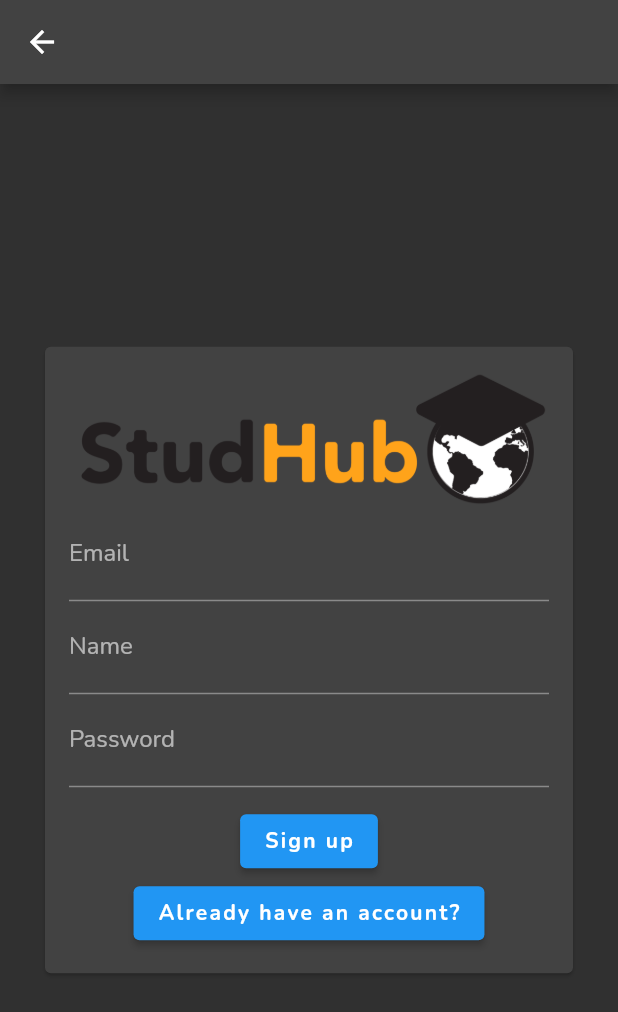
After one commit to EneRgYCZ/StudHub-Mobile, a Flutter app: the EmailLoginScreen screen opened by its route, after a tap on "Don't have an account?", on a phone screen of 412 x 824 dp. The commit adds this screen. Shown: the top 1012 px of the screen. Run offline on Flutter 3.47's test engine with Material 2 defaults, Android fonts, the phone set to English and light mode, and no system bars; our stand-ins replace badges, cloud_firestore, expandable, firebase_auth, firebase_core, flutter_tags_x and 5 more; missing offline and left inert: bulletin; accounts and stored records are empty; network calls fail.

Commit message:
Email and password login and signup ui and logic

```diff
--- a/lib/routes.dart
+++ b/lib/routes.dart
@@ -1,6 +1,7 @@
 import 'package:studhub/screens/chat/chat.dart';
 import 'package:studhub/screens/blog/blog.dart';
 import 'package:studhub/screens/home/home.dart';
+import 'package:studhub/screens/login/email_login_screen.dart';
 import 'package:studhub/screens/posts/posts.dart';
 import 'package:studhub/screens/login/login.dart';
 import 'package:studhub/screens/search/search.dart';
@@ -19,5 +20,6 @@ var appRoutes = {
   '/profile': (context) => const ProfileScreen(),
   '/message_screen': (context) => const MessageScreen(),
   '/post_create': (context) => const PostCreateScreen(),
+  '/login_with_email': (context) => const EmailLoginScreen(),
   '/notifications': (context) => const NotificationsScreen(),
 };
--- a/lib/screens/chat/chatRoomBox.dart
+++ b/lib/screens/chat/chatRoomBox.dart
@@ -3,7 +3,7 @@
 import 'package:flutter/material.dart';
 import 'package:studhub/services/firestore.dart';
 import 'package:studhub/shared/loading.dart';
-import 'package:studhub/shared/screenArguments.dart';
+import 'package:studhub/shared/screen_arguments.dart';
 
 import '../../services/models.dart';
 
--- a/lib/screens/chat/messageScreen.dart
+++ b/lib/screens/chat/messageScreen.dart
@@ -1,7 +1,7 @@
 // ignore_for_file: file_names
 import 'package:flutter/material.dart';
 import 'package:studhub/screens/chat/messages.dart';
-import 'package:studhub/shared/screenArguments.dart';
+import 'package:studhub/shared/screen_arguments.dart';
 import 'package:studhub/screens/chat/new_message.dart';
 
 class MessageScreen extends StatelessWidget {
--- /dev/null
+++ b/lib/screens/login/email_login_screen.dart
@@ -0,0 +1,57 @@
+import 'package:firebase_auth/firebase_auth.dart';
+import 'package:flutter/material.dart';
+import 'package:flutter/services.dart';
+import 'package:studhub/services/auth.dart';
+import 'package:studhub/widgets/auth_form_widget.dart';
+
+class EmailLoginScreen extends StatefulWidget {
+  const EmailLoginScreen({Key? key}) : super(key: key);
+
+  @override
+  State<EmailLoginScreen> createState() => _EmailLoginScreenState();
+}
+
+class _EmailLoginScreenState extends State<EmailLoginScreen> {
+  void _submitAuthForm(
+    String email,
+    String password,
+    String name,
+    bool isLogin,
+    BuildContext ctx,
+  ) async {
+    UserCredential authResult;
+
+    try {
+      if (isLogin) {
+        authResult = await AuthService().emailLogin(email, password);
+      } else {
+        authResult = await AuthService().emailSignUp(email, password, name);
+      }
+    } on PlatformException catch (e) {
+      String? message = "Error occured please check your credentials";
+
+      if (e.message != null) {
+        message = e.message;
+      }
+
+      ScaffoldMessenger.of(ctx).showSnackBar(
+        SnackBar(
+          content: Text(message!),
+          backgroundColor: Colors.red,
+        ),
+      );
+    } catch (e) {
+      print(e);
+    }
+  }
+
+  @override
+  Widget build(BuildContext context) {
+    return Scaffold(
+      appBar: AppBar(),
+      body: EmailAuthForm(
+        submitFn: _submitAuthForm,
+      ),
+    );
+  }
+}
--- a/lib/screens/login/login.dart
+++ b/lib/screens/login/login.dart
@@ -15,6 +15,17 @@ class LoginScreen extends StatelessWidget {
           mainAxisAlignment: MainAxisAlignment.spaceEvenly,
           children: [
             Image.asset('assets/Logo.png'),
+            LoginButton(
+              icon: FontAwesomeIcons.at,
+              text: 'Sign in with Email',
+              loginMethond: () {
+                Navigator.pushNamed(
+                  context,
+                  '/login_with_email',
+                );
+              },
+              color: Colors.orange,
+            ),
             LoginButton(
               icon: FontAwesomeIcons.google,
               text: 'Sign in with Google',
--- a/lib/services/auth.dart
+++ b/lib/services/auth.dart
@@ -5,6 +5,7 @@ import 'package:google_sign_in/google_sign_in.dart';
 class AuthService {
   final userStream = FirebaseAuth.instance.authStateChanges();
   final user = FirebaseAuth.instance.currentUser;
+  final auth = FirebaseAuth.instance;
 
   Future<void> signOut() async {
     await FirebaseAuth.instance.signOut();
@@ -27,7 +28,17 @@ class AuthService {
         FirestoreService().createUserData(authResult.user!.uid);
       }
     } on FirebaseAuthException catch (e) {
-      return;
+      //return e;
     }
   }
+
+  Future emailLogin(String email, String password) async {
+    auth.signInWithEmailAndPassword(email: email, password: password);
+  }
+
+  Future emailSignUp(String email, String password, String name) async {
+    var authResult = await auth.createUserWithEmailAndPassword(
+        email: email, password: password);
+    FirestoreService().createUserDataForEmail(authResult.user!.uid, name);
+  }
 }
--- /dev/null
+++ b/lib/widgets/auth_form_widget.dart
@@ -0,0 +1,129 @@
+import 'package:flutter/material.dart';
+
+class EmailAuthForm extends StatefulWidget {
+  const EmailAuthForm({Key? key, required this.submitFn}) : super(key: key);
+
+  final void Function(
+    String email,
+    String password,
+    String name,
+    bool isLogin,
+    BuildContext ctx,
+  ) submitFn;
+
+  @override
+  State<EmailAuthForm> createState() => _EmailAuthFormState();
+}
+
+class _EmailAuthFormState extends State<EmailAuthForm> {
+  final _fromKey = GlobalKey<FormState>();
+  var _isLogedIn = true;
+  String _userPassword = '';
+  String _userEmail = '';
+  String _userName = '';
+
+  void _trySubmit() {
+    final bool? isValid = _fromKey.currentState?.validate();
+    FocusScope.of(context).unfocus();
+
+    if (isValid == true) {
+      _fromKey.currentState?.save();
+      widget.submitFn(
+        _userEmail.trim(),
+        _userPassword.trim(),
+        _userName.trim(),
+        _isLogedIn,
+        context,
+      );
+    }
+  }
+
+  @override
+  Widget build(BuildContext context) {
+    return Center(
+      child: Card(
+        margin: const EdgeInsets.all(30),
+        child: SingleChildScrollView(
+          child: Padding(
+            padding: const EdgeInsets.all(16),
+            child: Form(
+              key: _fromKey,
+              child: Column(
+                mainAxisAlignment: MainAxisAlignment.center,
+                crossAxisAlignment: CrossAxisAlignment.center,
+                mainAxisSize: MainAxisSize.min,
+                children: [
+                  Padding(
+                    padding: const EdgeInsets.all(1.0),
+                    child: Image.asset('assets/Logo.png'),
+                  ),
+                  TextFormField(
+                    key: const ValueKey("Email"),
+                    validator: (value) {
+                      if (value!.isEmpty || !value.contains("@")) {
+                        return "Please enter a valid email adress";
+                      }
+                      return null;
+                    },
+                    keyboardType: TextInputType.emailAddress,
+                    decoration: const InputDecoration(labelText: "Email"),
+                    onSaved: (newValue) {
+                      _userEmail = newValue!;
+                    },
+                  ),
+                  if (!_isLogedIn)
+                    TextFormField(
+                      key: const ValueKey("Name"),
+                      validator: (value) {
+                        if (value!.isEmpty) {
+                          return "Please enter a name";
+                        }
+                        return null;
+                      },
+                      decoration: const InputDecoration(labelText: "Name"),
+                      onSaved: (newValue) {
+                        _userName = newValue!;
+                      },
+                    ),
+                  TextFormField(
+                    key: const ValueKey("Password"),
+                    validator: (value) {
+                      if (value!.isEmpty || value.length < 7) {
+                        return "Password has to be at least 7 characters long";
+                      }
+                      return null;
+                    },
+                    decoration: const InputDecoration(labelText: "Password"),
+                    obscureText: true,
+                    onSaved: (newValue) {
+                      _userPassword = newValue!;
+                    },
+                  ),
+                  const SizedBox(
+                    height: 12,
+                  ),
+                  ElevatedButton(
+                    onPressed: () {
+                      _trySubmit;
+                    },
+                    child: Text(_isLogedIn ? "Login" : "Sign up"),
+                  ),
+                  ElevatedButton(
+                    onPressed: () {
+                      setState(() {
+                        _isLogedIn = !_isLogedIn;
+                      });
+                    },
+                    child: Text(_isLogedIn
+                        ? "Don't have an account?"
+                        : "Already have an account?"),
+                  )
+                ],
+              ),
+            ),
+          ),
+        ),
+      ),
+    );
+  }
+}
```
Also changed, not shown: lib/services/firestore.dart (+17 -1 lines), lib/shared/screen_arguments.dart (renamed from lib/shared/screenArguments.dart).
